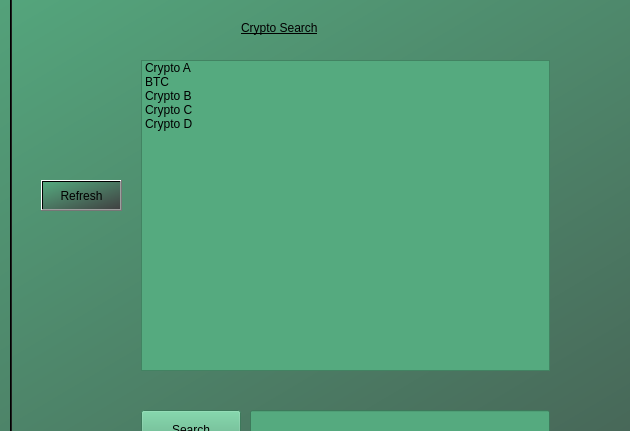
Old version of the form client/form.ui in the repository SushantKumarPandey/Crypto-Tradeing-App-with-fake-currency; both pictures show x 0 to 630 and y 131 to 562 of the 1200 by 800 pixel window.
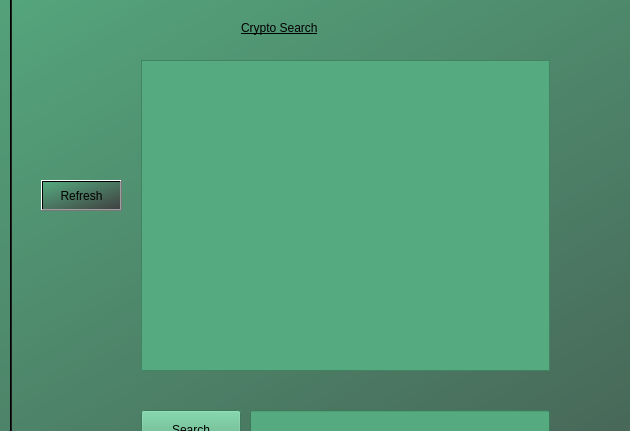
New version of the form.

Commit message: feat: Refresh feat: Crypto search feat: Crypto Darstellung

```diff
--- a/client/form.ui
+++ b/client/form.ui
@@ -280,31 +280,6 @@
 color: rgb(0, 0, 0);
 background-color: rgb(85, 170, 127);</string>
        </property>
-       <item>
-        <property name="text">
-         <string>Crypto A</string>
-        </property>
-       </item>
-       <item>
-        <property name="text">
-         <string>BTC</string>
-        </property>
-       </item>
-       <item>
-        <property name="text">
-         <string>Crypto B</string>
-        </property>
-       </item>
-       <item>
-        <property name="text">
-         <string>Crypto C</string>
-        </property>
-       </item>
-       <item>
-        <property name="text">
-         <string>Crypto D</string>
-        </property>
-       </item>
       </widget>
       <widget class="QLineEdit" name="search_Account_2">
        <property name="geometry">
```
The commit also changes 3 other files.
